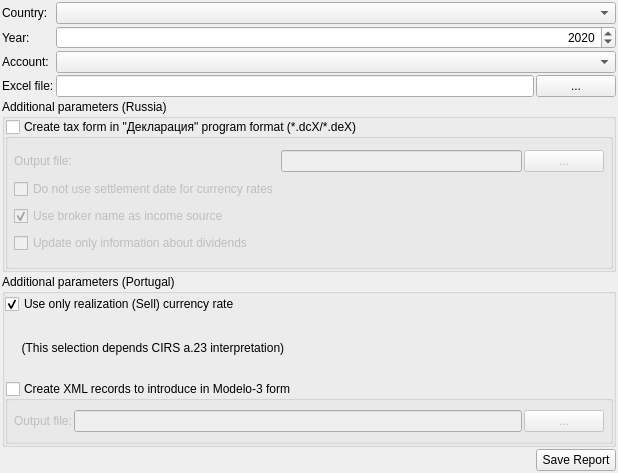
The window that jal/ui/tax_export_widget.ui (titov-vv/jal) describes before a commit, drawn with Qt 5.
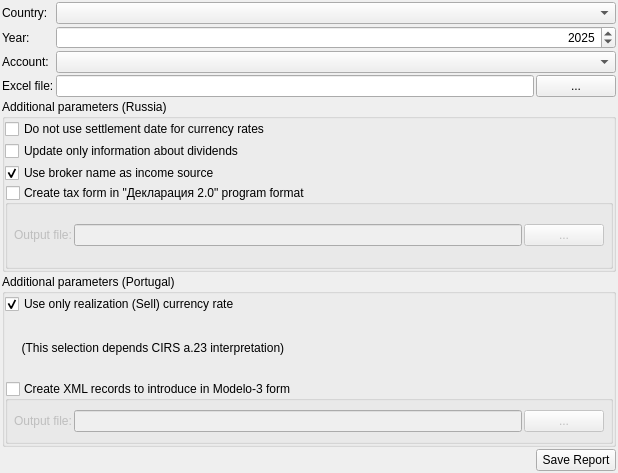
The same window after the commit.

Commit message: DLSG related things were renamed into NDFL3-related.

Diff of the .ui file:
```diff
--- a/jal/ui/tax_export_widget.ui
+++ b/jal/ui/tax_export_widget.ui
@@ -66,7 +66,7 @@
       <number>2030</number>
      </property>
      <property name="value">
-      <number>2020</number>
+      <number>2025</number>
      </property>
     </widget>
    </item>
@@ -217,7 +217,31 @@
        <number>0</number>
       </property>
       <item>
-       <widget class="QGroupBox" name="DlsgGroup">
+       <widget class="QCheckBox" name="Ru_NoSettlement">
+        <property name="text">
+         <string>Do not use settlement date for currency rates</string>
+        </property>
+       </widget>
+      </item>
+      <item>
+       <widget class="QCheckBox" name="Ru_DividendsOnly">
+        <property name="text">
+         <string>Update only information about dividends</string>
+        </property>
+       </widget>
+      </item>
+      <item>
+       <widget class="QCheckBox" name="Ru_IncomeSourceBroker">
+        <property name="text">
+         <string>Use broker name as income source</string>
+        </property>
+        <property name="checked">
+         <bool>true</bool>
+        </property>
+       </widget>
+      </item>
+      <item>
+       <widget class="QGroupBox" name="Ndfl3Group">
         <property name="enabled">
          <bool>true</bool>
         </property>
@@ -228,7 +252,7 @@
          </sizepolicy>
         </property>
         <property name="title">
-         <string>Create tax form in &quot;Декларация&quot; program format (*.dcX/*.deX)</string>
+         <string>Create tax form in &quot;Декларация 2.0&quot; program format</string>
         </property>
         <property name="flat">
          <bool>false</bool>
@@ -272,13 +296,6 @@
            </property>
           </widget>
          </item>
-         <item row="6" column="0" colspan="3">
-          <widget class="QCheckBox" name="DlsgDividendsOnly">
-           <property name="text">
-            <string>Update only information about dividends</string>
-           </property>
-          </widget>
-         </item>
          <item row="1" column="1">
           <widget class="QLineEdit" name="DlsgFileName">
            <property name="toolTip">
@@ -286,23 +303,6 @@
            </property>
           </widget>
          </item>
-         <item row="4" column="0">
-          <widget class="QCheckBox" name="NoSettlement">
-           <property name="text">
-            <string>Do not use settlement date for currency rates</string>
-           </property>
-          </widget>
-         </item>
-         <item row="5" column="0">
-          <widget class="QCheckBox" name="DlsgIncomeSourceBroker">
-           <property name="text">
-            <string>Use broker name as income source</string>
-           </property>
-           <property name="checked">
-            <bool>true</bool>
-           </property>
-          </widget>
-         </item>
         </layout>
        </widget>
       </item>
```
Left out of the diff: 6 changed lines with no effect on the pictures. The commit also changes 4 other files.
